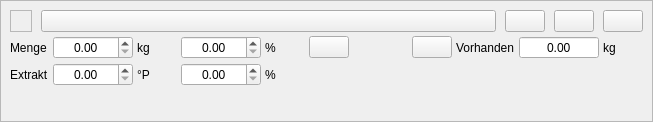
Qt form kleiner-brauhelfer/widgets/wdgmalzgabe.ui (kleiner-brauhelfer/kleiner-brauhelfer-2) before a commit.
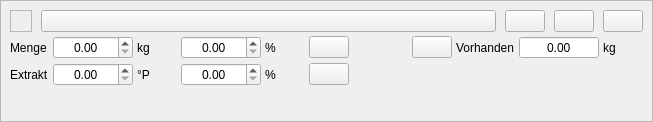
The same form after that commit. Icons and pictures are not drawn. Custom widgets are drawn as their Qt base class.

```diff
--- a/kleiner-brauhelfer/widgets/wdgmalzgabe.ui
+++ b/kleiner-brauhelfer/widgets/wdgmalzgabe.ui
@@ -393,6 +393,13 @@
           </property>
          </widget>
         </item>
+        <item row="1" column="5">
+         <widget class="PushButton" name="btnKorrekturExtrakt">
+          <property name="toolTip">
+           <string>&lt;html&gt;&lt;head/&gt;&lt;body&gt;&lt;p&gt;Hier wird ein &lt;span style=&quot; font-weight:600;&quot;&gt;prozentualer Korrekturfaktor &lt;/span&gt;ausgegeben, wenn die Extraktmenge 100% unter- oder überschreitet.&lt;/p&gt;&lt;p&gt;Die Schüttung berechnet sich u.a. aus eingesetzten Malzen und Rohfrucht, der gewählten Stammwürze, dem Farbwert, der Rastdauer und anderen Faktoren. Ein &lt;span style=&quot; font-weight:600;&quot;&gt;negativer Wert&lt;/span&gt; gibt an, dass &lt;span style=&quot; font-weight:600;&quot;&gt;zu wenig Rohstoffmenge &lt;/span&gt;gewählt wurde, ein &lt;span style=&quot; font-weight:600;&quot;&gt;positiver Wert&lt;/span&gt;, dass eine &lt;span style=&quot; font-weight:600;&quot;&gt;zu große Rohstoffmenge &lt;/span&gt;gewählt wurde.&lt;/p&gt;&lt;/body&gt;&lt;/html&gt;</string>
+          </property>
+         </widget>
+        </item>
        </layout>
       </item>
       <item>
```
